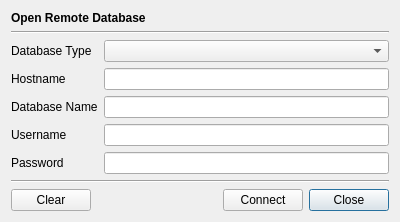
jykim74/CertMan, file CertMan/remote_db_dlg.ui: the form before one commit.
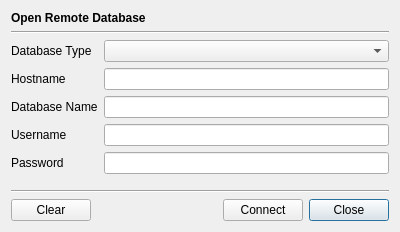
The form after the commit.

```diff
--- a/CertMan/remote_db_dlg.ui
+++ b/CertMan/remote_db_dlg.ui
@@ -7,7 +7,7 @@
     <x>0</x>
     <y>0</y>
     <width>400</width>
-    <height>222</height>
+    <height>232</height>
    </rect>
   </property>
   <property name="windowTitle">
```
Left out of the diff: 1 changed line with no effect on the pictures.
